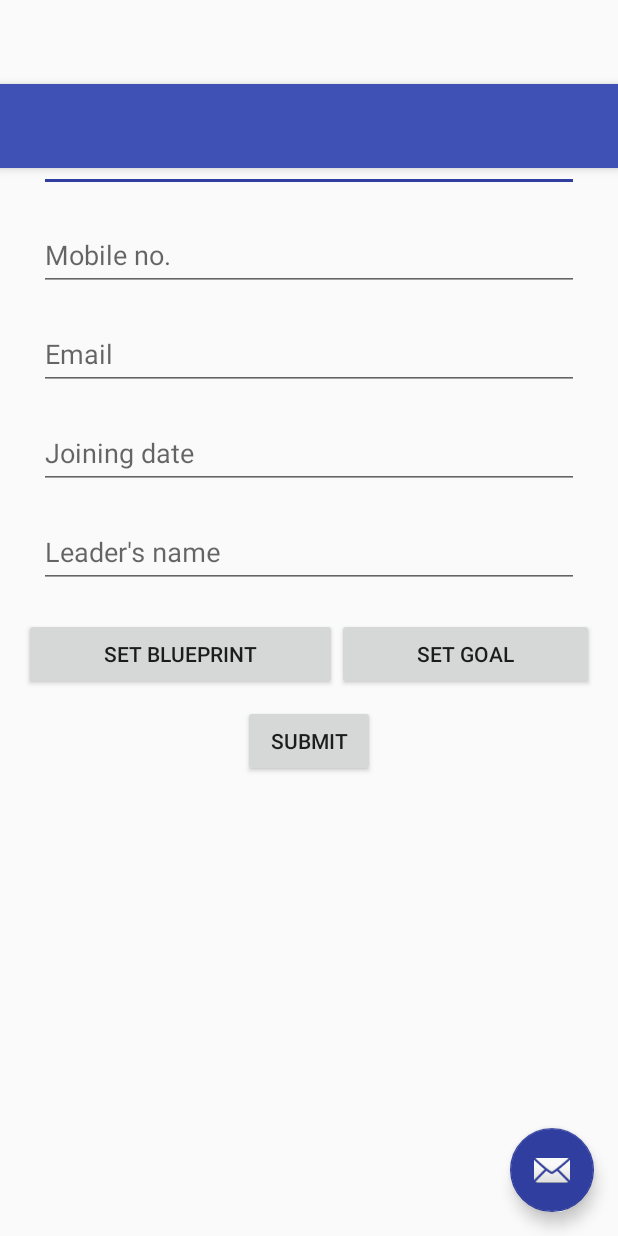
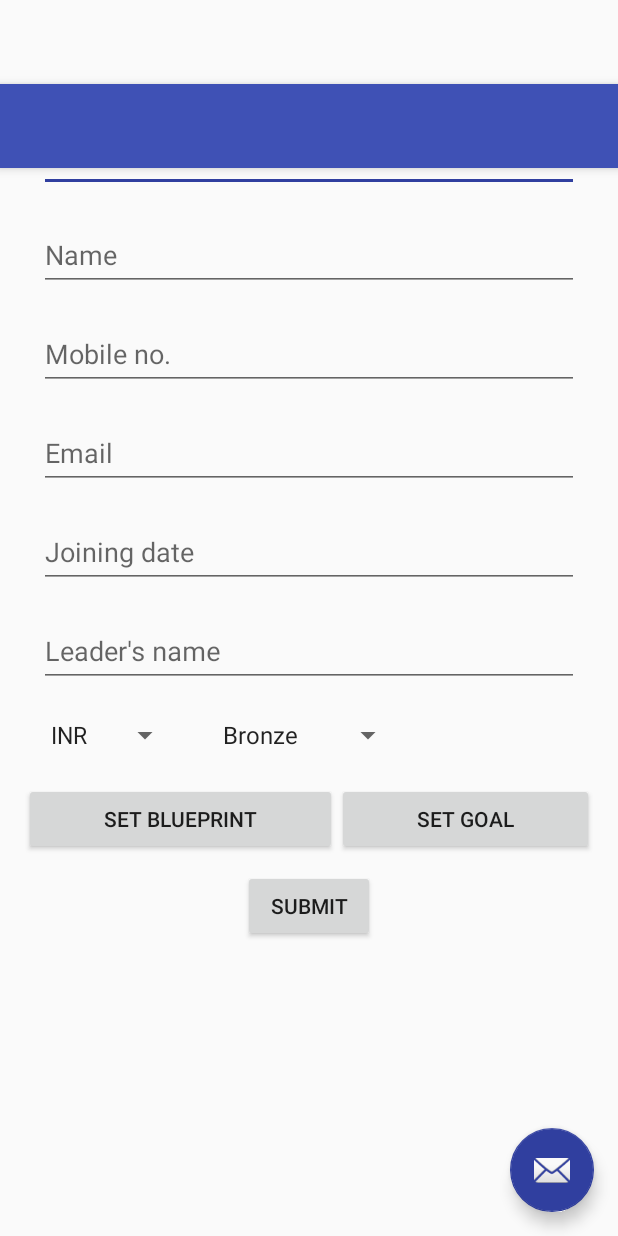
Before and after one commit to DorisDevelopers/Sharq, an Android app: the layout activity_register.xml on its own in the app's theme, with its tools: preview values and no code run, on a phone screen of 412 x 824 dp. Run offline under Robolectric (Android 15) with nearby library versions, the phone set to English and light mode, and no system bars.

```diff
--- a/app/src/main/java/in/doris/sharq/activities/RegisterActivity.java
+++ b/app/src/main/java/in/doris/sharq/activities/RegisterActivity.java
@@ -7,7 +7,11 @@ import android.support.v7.app.AlertDialog;
 import android.support.v7.app.AppCompatActivity;
 import android.support.v7.widget.AppCompatEditText;
 import android.support.v7.widget.Toolbar;
+import android.util.Log;
 import android.view.View;
+import android.widget.AdapterView;
+import android.widget.Spinner;
+import android.widget.Toast;
 
 import java.sql.Date;
 
@@ -18,8 +22,9 @@ import static in.doris.sharq.constants.SharqConstants.KEY_EMAIL;
 import static in.doris.sharq.constants.SharqConstants.KEY_LNAME;
 import static in.doris.sharq.constants.SharqConstants.KEY_NAME;
 
-public class RegisterActivity extends AppCompatActivity {
-    AppCompatEditText fldName, fldLname, fldIr, fldCcy, fldRank, fldEmail, fldPhone, fldJoining, fldLeader;
+public class RegisterActivity extends AppCompatActivity implements AdapterView.OnItemSelectedListener {
+    AppCompatEditText fldName, fldLname, fldIr, fldEmail, fldPhone, fldJoining, fldLeader;
+    Spinner fldCcy, fldRank;
     String name, lName, email;
 
     @Override
@@ -27,9 +32,6 @@ public class RegisterActivity extends AppCompatActivity {
         super.onCreate(savedInstanceState);
         setContentView(R.layout.content_register);
         //Get name and email from login activity.
-        /*String name = "";
-        String lName = "";
-        String email = "";*/
         Intent intent = getIntent();
         if (null != intent) {
             name = intent.getStringExtra(KEY_NAME);
@@ -50,6 +52,14 @@ public class RegisterActivity extends AppCompatActivity {
             fldJoining = (AppCompatEditText) findViewById(R.id.joining_date);
 
             fldLeader = (AppCompatEditText) findViewById(R.id.leader_name);
+
+            fldIr =  (AppCompatEditText) findViewById(R.id.ir);
+
+            fldCcy = (Spinner) findViewById(R.id.ccy);
+            fldCcy.setOnItemSelectedListener(this);
+
+            fldRank = (Spinner) findViewById(R.id.rank);
+            fldCcy.setOnItemSelectedListener(this);
         }
         Toolbar myChildToolbar =
                 (Toolbar) findViewById(R.id.toolbar);
@@ -98,10 +108,10 @@ public class RegisterActivity extends AppCompatActivity {
             userBean.setLname(lName);
             userBean.setPhone(Long.parseLong(fldPhone.getText().toString()));
             userBean.setEmail(email);
-            userBean.setDatjnd(Date.valueOf(fldName.getText().toString()));
-            userBean.setCcy(fldCcy.getText().toString());
+            userBean.setDatjnd(Date.valueOf(fldJoining.getText().toString()));
+            userBean.setCcy(String.valueOf(fldCcy.getSelectedItem()));
             userBean.setIr(fldIr.getText().toString());
-            userBean.setRank(fldRank.getText().toString());
+            userBean.setRank(String.valueOf(fldRank.getSelectedItem()));
             userDs.open();
             userDs.createUser(userBean);
             return true;
@@ -110,4 +120,16 @@ public class RegisterActivity extends AppCompatActivity {
             return false;
         }
     }
+
+    @Override
+    public void onItemSelected(AdapterView<?> parent, View view, int position, long id) {
+        Toast.makeText(parent.getContext(),
+                parent.getItemAtPosition(position).toString(),
+                Toast.LENGTH_SHORT).show();
+    }
+
+    @Override
+    public void onNothingSelected(AdapterView<?> parent) {
+
+    }
 }
--- a/app/src/main/res/layout/content_register.xml
+++ b/app/src/main/res/layout/content_register.xml
@@ -17,14 +17,28 @@
     <android.support.design.widget.TextInputLayout
         android:layout_width="match_parent"
         android:layout_height="wrap_content"
+        android:id="@+id/ir_box">
+        <android.support.v7.widget.AppCompatEditText
+            android:layout_margin="10dp"
+            android:id="@+id/ir"
+            android:hint="IR ID"
+            android:inputType="text"
+            android:layout_width="match_parent"
+            android:layout_height="wrap_content"
+            android:layout_weight= "1"/>
+    </android.support.design.widget.TextInputLayout>
+    <android.support.design.widget.TextInputLayout
+        android:layout_width="match_parent"
+        android:layout_height="wrap_content"
+        android:layout_below="@+id/ir_box"
         android:id="@+id/name_box">
         <android.support.v7.widget.AppCompatEditText
             android:layout_margin="10dp"
             android:id="@+id/name"
             android:hint="Name"
-            android:inputType="text"
             android:layout_width="match_parent"
             android:layout_height="wrap_content"
+            android:inputType="phone"
             android:layout_weight= "1"/>
     </android.support.design.widget.TextInputLayout>
     <!--<android.support.v7.widget.AppCompatEditText
@@ -90,11 +104,38 @@
             android:inputType="text"
             android:layout_weight= "1"/>
     </android.support.design.widget.TextInputLayout>
+    <LinearLayout
+        android:layout_width="match_parent"
+        android:layout_height="wrap_content"
+        android:layout_below="@+id/leader_name_box"
+        android:id="@+id/ccy_rank_box"
+        >
+    <Spinner
+        android:layout_below="@+id/leader_name_box"
+        android:layout_margin="10dp"
+        android:id="@+id/ccy"
+        android:prompt="@string/ccy_prompt"
+        android:layout_width="wrap_content"
+        android:layout_height="wrap_content"
+        android:spinnerMode="dialog"
+        android:entries="@array/ccy"/>
+    <Spinner
+        android:layout_toRightOf="@+id/blueprint"
+        android:layout_toEndOf="@+id/blueprint"
+        android:layout_margin="10dp"
+        android:id="@+id/rank"
+        android:prompt="@string/rank_prompt"
+        android:layout_width="wrap_content"
+        android:layout_height="wrap_content"
+        android:spinnerMode="dialog"
+        android:entries="@array/rank"
+        android:layout_alignParentRight="true" />
+    </LinearLayout>
 
     <LinearLayout
         android:layout_width="match_parent"
         android:layout_height="wrap_content"
-        android:layout_below="@+id/leader_name_box"
+        android:layout_below="@+id/ccy_rank_box"
         android:id="@+id/button_box"
         >
 
--- a/app/src/main/res/values/strings.xml
+++ b/app/src/main/res/values/strings.xml
@@ -92,6 +92,19 @@
         <item>C</item>
     </string-array>
 
+    <string-array name="ccy">
+        <item>INR</item>
+        <item>USD</item>
+    </string-array>
+
+    <string-array name="rank">
+        <item>Bronze</item>
+        <item>Silver</item>
+        <item>Gold</item>
+        <item>Platinum</item>
+        <item>Diamond</item>
+    </string-array>
+
     <string name="pref_title_system_sync_settings">System sync settings</string>
 
     <!-- Example settings for Notifications -->
@@ -124,6 +137,8 @@
     <string name="st">*</string>
     <string name="sts_prompt">Enter status</string>
     <string name="cat_prompt">Enter category</string>
+    <string name="ccy_prompt">Select Currency</string>
+    <string name="rank_prompt">Select Rank</string>
     <string name= "adat">"Enter achieving date"</string>
     <string name= "ddl">"Enter deadline"</string>
     <string name= "amt">"Enter amount"</string>
```
